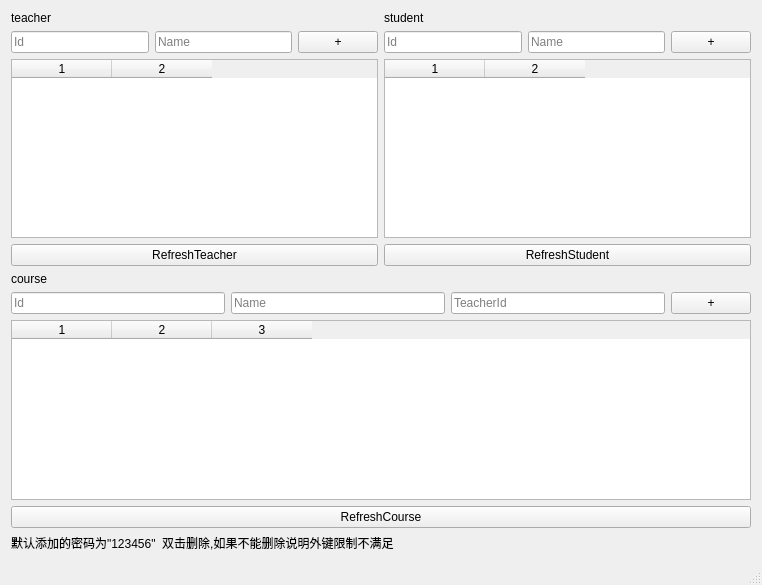
The window that mainwindow.ui (BeanLiu1994/Su6missi0nSys) describes before a commit, drawn with Qt 5.
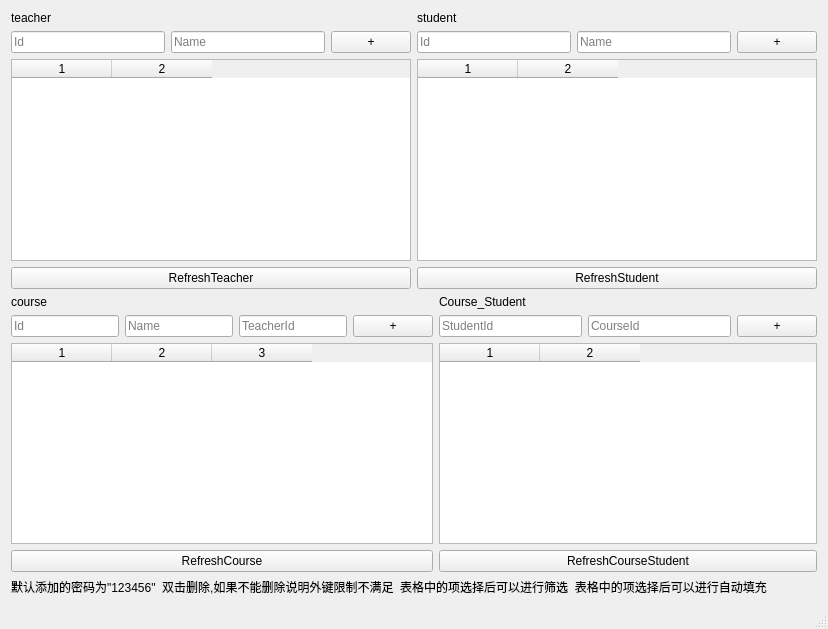
The same window after the commit.

Commit message: 添加新的表，单击表格内的项目可以自动填充，筛选。

```diff
--- a/mainwindow.ui
+++ b/mainwindow.ui
@@ -6,15 +6,15 @@
    <rect>
     <x>0</x>
     <y>0</y>
-    <width>762</width>
-    <height>585</height>
+    <width>828</width>
+    <height>629</height>
    </rect>
   </property>
   <property name="windowTitle">
    <string>管理员界面</string>
   </property>
   <widget class="QWidget" name="centralWidget">
-   <layout class="QVBoxLayout" name="verticalLayout_4">
+   <layout class="QVBoxLayout" name="verticalLayout_5">
     <item>
      <layout class="QHBoxLayout" name="horizontalLayout_2">
       <item>
@@ -124,6 +124,8 @@
      </layout>
     </item>
     <item>
+     <layout class="QHBoxLayout" name="horizontalLayout_6">
+      <item>
      <layout class="QVBoxLayout" name="verticalLayout_3">
       <item>
        <widget class="QLabel" name="label3">
@@ -187,9 +189,69 @@
      </layout>
     </item>
     <item>
+       <layout class="QVBoxLayout" name="verticalLayout_4">
+        <item>
+         <widget class="QLabel" name="label4">
+          <property name="text">
+           <string>Course_Student</string>
+          </property>
+         </widget>
+        </item>
+        <item>
+         <layout class="QHBoxLayout" name="horizontalLayout_3">
+          <item>
+           <widget class="QLineEdit" name="course_student_sid_input">
+            <property name="readOnly">
+             <bool>true</bool>
+            </property>
+            <property name="placeholderText">
+             <string>StudentId</string>
+            </property>
+           </widget>
+          </item>
+          <item>
+           <widget class="QLineEdit" name="course_student_cid_input">
+            <property name="readOnly">
+             <bool>true</bool>
+            </property>
+            <property name="placeholderText">
+             <string>CourseId</string>
+            </property>
+           </widget>
+          </item>
+          <item>
+           <widget class="QPushButton" name="course_student_add">
+            <property name="text">
+             <string>+</string>
+            </property>
+           </widget>
+          </item>
+         </layout>
+        </item>
+        <item>
+         <widget class="QTableWidget" name="course_student_table">
+          <property name="columnCount">
+           <number>2</number>
+          </property>
+          <column/>
+          <column/>
+         </widget>
+        </item>
+        <item>
+         <widget class="QPushButton" name="CourseStudentRefresh">
+          <property name="text">
+           <string>RefreshCourseStudent</string>
+          </property>
+         </widget>
+        </item>
+       </layout>
+      </item>
+     </layout>
+    </item>
+    <item>
      <widget class="QLabel" name="label">
       <property name="text">
-       <string>默认添加的密码为&quot;123456&quot;  双击删除,如果不能删除说明外键限制不满足</string>
+       <string>默认添加的密码为&quot;123456&quot;  双击删除,如果不能删除说明外键限制不满足  表格中的项选择后可以进行筛选  表格中的项选择后可以进行自动填充</string>
       </property>
      </widget>
     </item>
```
Left out of the diff: 2 changed lines with no effect on the pictures. Lines whose indentation alone changed are shown as unchanged. The commit also changes 7 other files.
